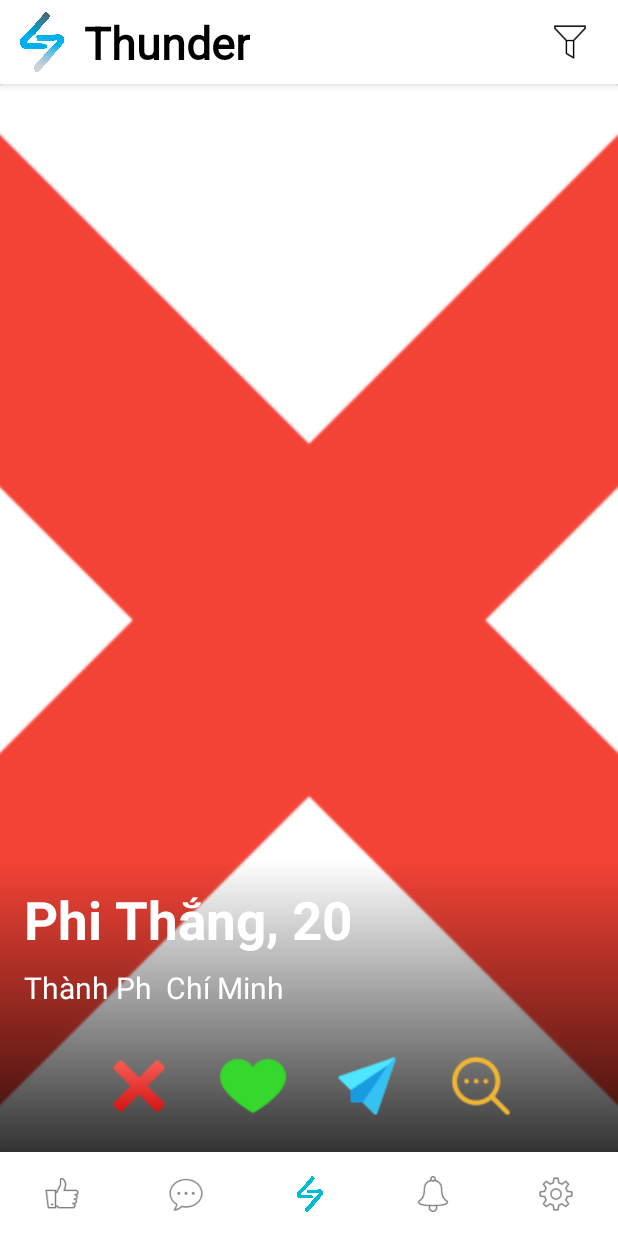
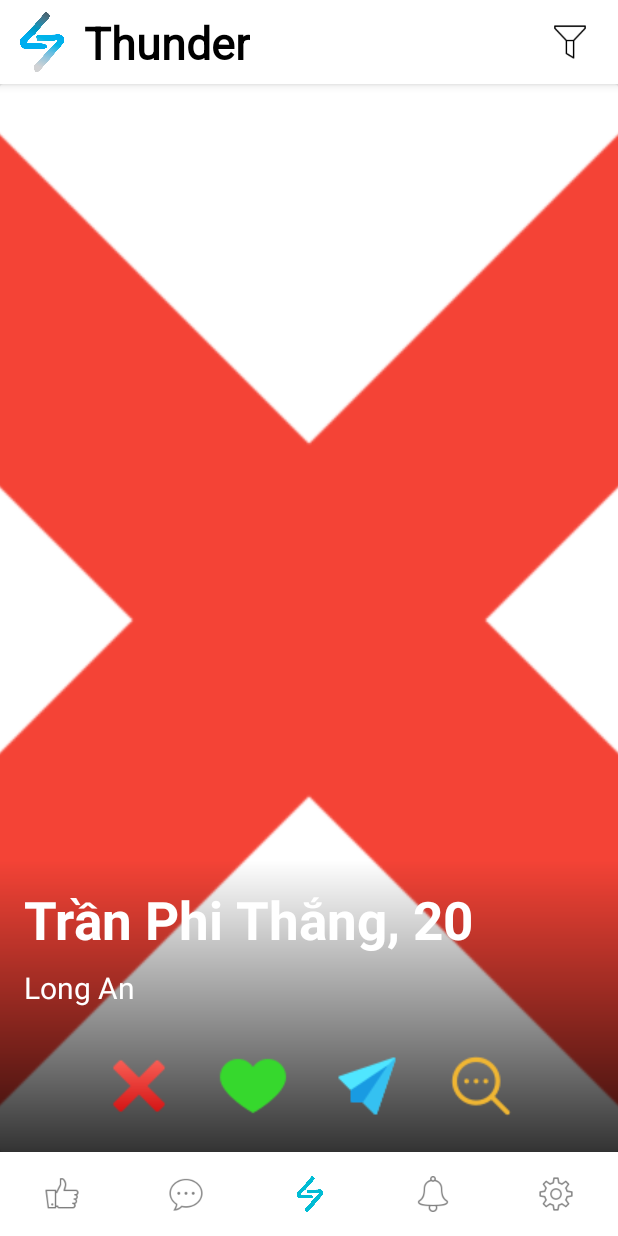
Before and after one commit to ThinhVo0/dating-app-ui, an Android app: the screen it shows after launch (MainActivity), on a phone screen of 412 x 824 dp. Run offline under Robolectric (Android 15) with nearby library versions, the phone set to English and light mode, and no system bars; pictures from the network do not load.

Commit message:
load data with JSON

```diff
--- a/app/src/main/java/com/example/datingapp/fragment/ProfileFragment.java
+++ b/app/src/main/java/com/example/datingapp/fragment/ProfileFragment.java
@@ -40,27 +40,12 @@ public class ProfileFragment extends Fragment {
                 "  \"status\": 200,\n" +
                 "  \"message\": \"\",\n" +
                 "  \"data\": {\n" +
-                "    \"street\": null,\n" +
-                "    \"district\": null,\n" +
-                "    \"province\": \"Thành Ph  Chí Minh\",\n" +
-                "    \"pic1\": \"https://res.cloudinary.com/dx1irzekz/image/upload/v1741889436/nlvhyjnkuooeytegdfoq.jpg\",\n" +
-                "    \"pic2\": \"https://res.cloudinary.com/dx1irzekz/image/upload/v1741889436/nlvhyjnkuooeytegdfoq.jpg\",\n" +
-                "    \"pic3\": null,\n" +
-                "    \"pic4\": null,\n" +
-                "    \"pic5\": null,\n" +
-                "    \"pic6\": null,\n" +
-                "    \"pic7\": null,\n" +
-                "    \"pic8\": null,\n" +
-                "    \"pic9\": null,\n" +
-                "    \"firstName\": \"Phi\",\n" +
-                "    \"lastName\": \"Thắng\",\n" +
-                "    \"hobbies\": [\n" +
-                "      \"Bóng đá\"\n" +
-                "    ],\n" +
+                "    \"firstName\": \"Trần\",\n" +
+                "    \"lastName\": \"Phi Thắng\",\n" +
                 "    \"gender\": \"Nam\",\n" +
                 "    \"age\": 20,\n" +
-                "    \"height\": 171,\n" +
-                "    \"bio\": \"Thắng đẹp trai\",\n" +
+                "    \"height\": 170,\n" +
+                "    \"bio\": \"Xin chào\",\n" +
                 "    \"zodiacSign\": \"Nhân Mã\",\n" +
                 "    \"personalityType\": \"INTJ\",\n" +
                 "    \"communicationStyle\": \"Nghiện nhắn tin\",\n" +
@@ -68,7 +53,22 @@ public class ProfileFragment extends Fragment {
                 "    \"petPreference\": \"Chó\",\n" +
                 "    \"drinkingHabit\": \"Không dành cho mình\",\n" +
                 "    \"smokingHabit\": \"Hút thuốc với bạn bè\",\n" +
-                "    \"sleepingHabit\": \"Dậy sớm\"\n" +
+                "    \"sleepingHabit\": \"Dậy sớm\",\n" +
+                "    \"hobbies\": [\n" +
+                "      \"Bóng đá\"\n" +
+                "    ],\n" +
+                "    \"street\": null,\n" +
+                "    \"district\": null,\n" +
+                "    \"province\":  \"Long An\",\n" +
+                "    \"pic1\": \"http://res.cloudinary.com/dx1irzekz/image/upload/v1741889265/egtjer9vahkmvuxfeh9c.jpg\",\n" +
+                "    \"pic2\": \"http://res.cloudinary.com/dx1irzekz/image/upload/v1741889267/ozbr9map5epifjqhoxqd.jpg\",\n" +
+                "    \"pic3\": \"http://res.cloudinary.com/dx1irzekz/image/upload/v1741889413/gpxynwwtg5ola9pa5yni.jpg\",\n" +
+                "    \"pic4\": \"http://res.cloudinary.com/dx1irzekz/image/upload/v1741889415/diujokp4q6kldckj1epi.jpg\",\n" +
+                "    \"pic5\": \"http://res.cloudinary.com/dx1irzekz/image/upload/v1741889429/suuaheexjgbqcw8nt3sp.jpg\",\n" +
+                "    \"pic6\": \"http://res.cloudinary.com/dx1irzekz/image/upload/v1741889431/iars5bpkhvjtdlvg3v1m.jpg\",\n" +
+                "    \"pic7\": \"http://res.cloudinary.com/dx1irzekz/image/upload/v1741889436/nlvhyjnkuooeytegdfoq.jpg\",\n" +
+                "    \"pic8\": \"http://res.cloudinary.com/dx1irzekz/image/upload/v1741889436/nlvhyjnkuooeytegdfoq.jpg\",\n" +
+                "    \"pic9\": \"http://res.cloudinary.com/dx1irzekz/image/upload/v1741889441/gioktcseo3srksqfmhcm.jpg\"\n" +
                 "  }\n" +
                 "}";
 
```
